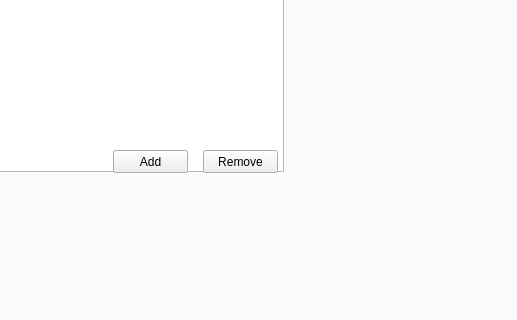
This is eco_cont_dialog_base.ui in MathieuChailloux/BioDispersal as Qt 5 draws it before an edit; both pictures show x 169 to 686 and y 146 to 466 of the 686 by 466 pixel window. The edited form follows.
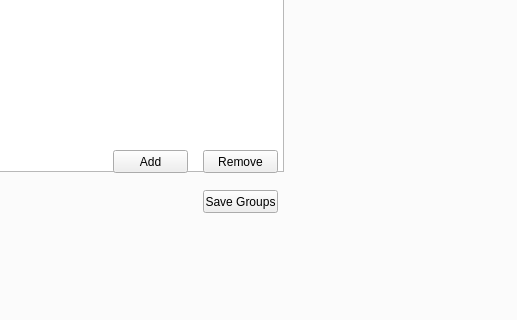
This is the edited form. Custom widgets are drawn as their Qt base class.

Commit message: QT Table widget working

```diff
--- a/eco_cont_dialog_base.ui
+++ b/eco_cont_dialog_base.ui
@@ -204,6 +204,19 @@
       <string>Add</string>
      </property>
     </widget>
+    <widget class="QPushButton" name="buttonSaveGroups">
+     <property name="geometry">
+      <rect>
+       <x>370</x>
+       <y>310</y>
+       <width>75</width>
+       <height>23</height>
+      </rect>
+     </property>
+     <property name="text">
+      <string>Save Groups</string>
+     </property>
+    </widget>
    </widget>
    <widget class="QWidget" name="tab_3">
     <attribute name="title">
```
The commit also changes 2 other files.
